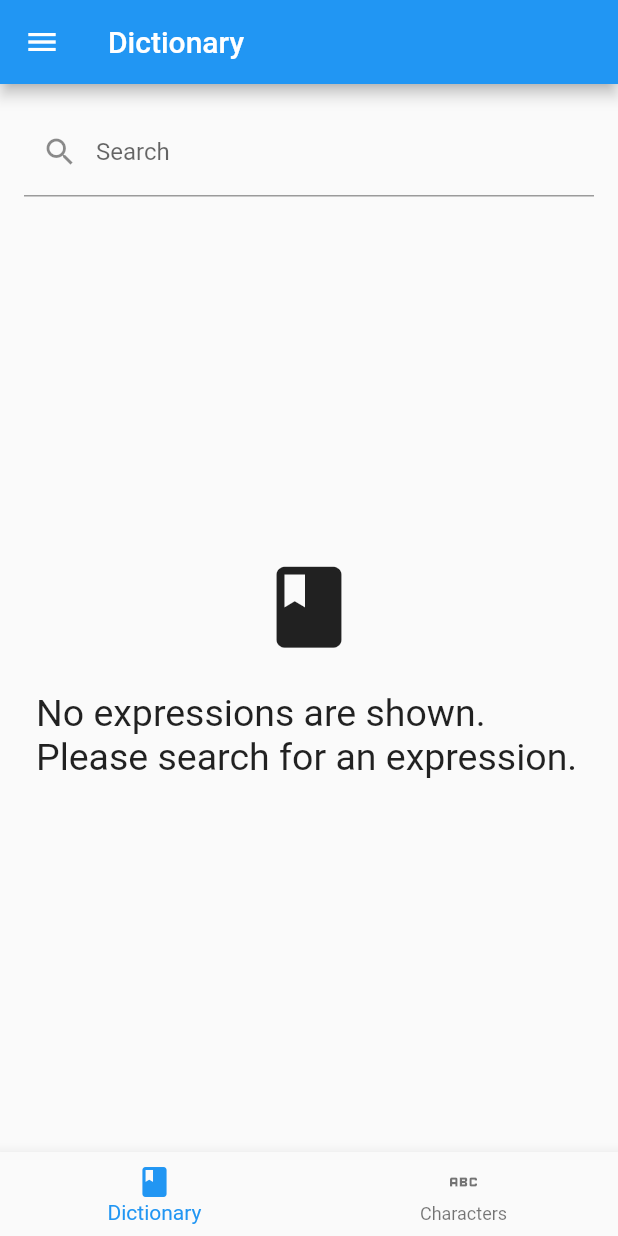
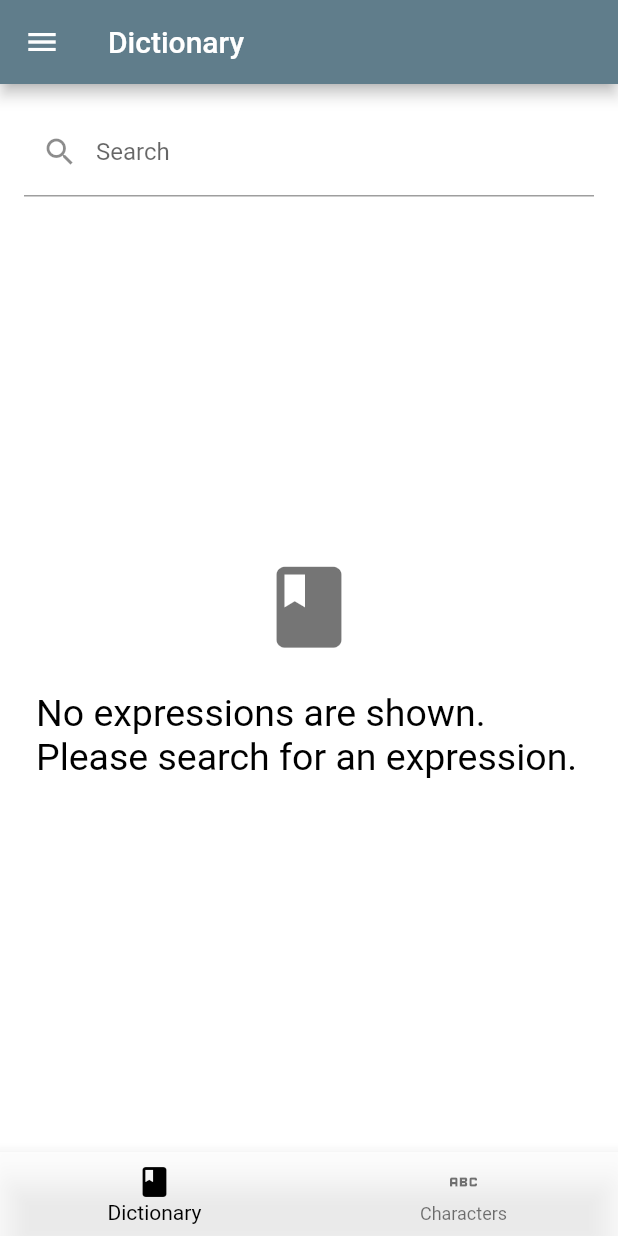
Before and after one commit to Dj-Polyester/OpenDict, a Flutter app: the screen it shows after launch, on a phone screen of 412 x 824 dp. Run offline on Flutter 3.47's test engine with Material 2 defaults, Android fonts, the phone set to English and light mode, and no system bars; our stand-ins replace isar, tuple; accounts and stored records are empty; generated files the repository leaves out were written again; statements that could not run were skipped.

Commit message:
change package name

```diff
--- a/lib/api/char_screen.dart
+++ b/lib/api/char_screen.dart
@@ -1,7 +1,7 @@
 import 'package:flutter/material.dart';
-import 'package:jgraph/api/char_entry.dart';
-import 'package:jgraph/api/lang.dart';
-import 'package:jgraph/pages/dictionary/jp/char_screen.dart';
+import 'package:opendict/api/char_entry.dart';
+import 'package:opendict/api/lang.dart';
+import 'package:opendict/pages/dictionary/jp/char_screen.dart';
 import 'package:provider/provider.dart';
 import 'package:tuple/tuple.dart';
 
--- a/lib/api/custom_theme.dart
+++ b/lib/api/custom_theme.dart
@@ -9,7 +9,7 @@ class CustomTheme {
       iconTheme: const IconThemeData(
         color: Colors.black54,
       ),
-      primaryColor: Colors.blueGrey,
+      primaryColor: Colors.blue,
       scaffoldBackgroundColor: Colors.white,
       dialogBackgroundColor: Colors.white,
       bottomNavigationBarTheme: const BottomNavigationBarThemeData(
@@ -44,7 +44,19 @@ class CustomTheme {
       iconTheme: const IconThemeData(
         color: Colors.black54,
       ),
-      primaryColor: Colors.blue,
+      primarySwatch: const MaterialColor(blueGreyColor, <int, Color>{
+        50: Colors.blueGrey,
+        100: Colors.blueGrey,
+        200: Colors.blueGrey,
+        300: Colors.blueGrey,
+        400: Colors.blueGrey,
+        500: Colors.blueGrey,
+        600: Colors.blueGrey,
+        700: Colors.blueGrey,
+        800: Colors.blueGrey,
+        900: Colors.blueGrey,
+      }),
+      primaryColor: Colors.blueGrey,
       scaffoldBackgroundColor: Colors.white,
       dialogBackgroundColor: Colors.white,
       bottomNavigationBarTheme: const BottomNavigationBarThemeData(
@@ -221,7 +233,7 @@ class CustomTheme {
         ),
       ),
     ),
-    "Read Dark": ThemeData(
+    "Read dark": ThemeData(
       drawerTheme: const DrawerThemeData(backgroundColor: Colors.black),
       primarySwatch: const MaterialColor(blueGreyColor, <int, Color>{
         50: Colors.blueGrey,
--- a/lib/api/exp_screen.dart
+++ b/lib/api/exp_screen.dart
@@ -1,6 +1,6 @@
 import 'package:flutter/material.dart';
-import 'package:jgraph/api/exp_entry.dart';
-import 'package:jgraph/api/lang.dart';
+import 'package:opendict/api/exp_entry.dart';
+import 'package:opendict/api/lang.dart';
 import 'package:provider/provider.dart';
 import 'package:tuple/tuple.dart';
 
--- a/lib/api/lang.dart
+++ b/lib/api/lang.dart
@@ -1,5 +1,5 @@
 import 'package:flutter/widgets.dart';
-import 'package:jgraph/api/loader.dart';
+import 'package:opendict/api/loader.dart';
 
 ///Utility wrapper for languages
 abstract class Lang<ExpEntry, CharEntry> {
--- a/lib/api/loader.dart
+++ b/lib/api/loader.dart
@@ -1,6 +1,6 @@
 import 'package:flutter/services.dart';
 import 'package:flutter/widgets.dart';
-import 'package:jgraph/db/db.dart';
+import 'package:opendict/db/db.dart';
 
 class Loader_ {
   Future<void> load2db<T>(List<T> objects) async {
--- a/lib/db/db.dart
+++ b/lib/db/db.dart
@@ -1,6 +1,6 @@
 import 'package:isar/isar.dart';
-import 'package:jgraph/pages/dictionary/jp/char_entry.dart';
-import 'package:jgraph/pages/dictionary/jp/exp_entry.dart';
+import 'package:opendict/pages/dictionary/jp/char_entry.dart';
+import 'package:opendict/pages/dictionary/jp/exp_entry.dart';
 
 class Db {
   ///private constructor
--- a/lib/main.dart
+++ b/lib/main.dart
@@ -1,7 +1,7 @@
-import 'package:jgraph/api/custom_theme.dart';
-import 'package:jgraph/db/db.dart';
-import 'package:jgraph/globals.dart';
-import 'package:jgraph/pages/custom_page.dart';
+import 'package:opendict/api/custom_theme.dart';
+import 'package:opendict/db/db.dart';
+import 'package:opendict/globals.dart';
+import 'package:opendict/pages/custom_page.dart';
 import 'package:provider/provider.dart';
 import 'package:flutter/material.dart';
 
@@ -21,8 +21,8 @@ class MyApp extends StatelessWidget {
       create: (BuildContext context) => GlobalModel(),
       builder: (context, _) => MaterialApp(
         title: 'Flutter Demo',
-        theme: CustomTheme.themes["Read Light"],
-        darkTheme: CustomTheme.themes["Read Dark"],
+        theme: CustomTheme.themes["Read light"],
+        darkTheme: CustomTheme.themes["Read dark"],
         home: ChangeNotifierProvider<MyHomePageModel>(
           create: (context) => MyHomePageModel(),
           child: const MyHomePage(),
--- a/lib/pages/custom_page.dart
+++ b/lib/pages/custom_page.dart
@@ -1,6 +1,6 @@
 import 'package:flutter/material.dart';
-import 'package:jgraph/globals.dart';
-import 'package:jgraph/main.dart';
+import 'package:opendict/globals.dart';
+import 'package:opendict/main.dart';
 import 'package:provider/provider.dart';
 import 'package:tuple/tuple.dart';
 
--- a/lib/pages/dictionary/chars.dart
+++ b/lib/pages/dictionary/chars.dart
@@ -1,7 +1,7 @@
 import 'package:flutter/material.dart';
-import 'package:jgraph/globals.dart';
-import 'package:jgraph/main.dart';
-import 'package:jgraph/pages/custom_page.dart';
+import 'package:opendict/globals.dart';
+import 'package:opendict/main.dart';
+import 'package:opendict/pages/custom_page.dart';
 import 'package:provider/provider.dart';
 import 'package:tuple/tuple.dart';
 
--- a/lib/pages/dictionary/dictionary.dart
+++ b/lib/pages/dictionary/dictionary.dart
@@ -1,6 +1,6 @@
 import 'package:flutter/material.dart';
-import 'package:jgraph/globals.dart';
-import 'package:jgraph/pages/custom_page.dart';
+import 'package:opendict/globals.dart';
+import 'package:opendict/pages/custom_page.dart';
 
 class DictionaryModel extends CustomPageModel {
   DictionaryModel({
--- a/lib/pages/dictionary/jp/char_entry.dart
+++ b/lib/pages/dictionary/jp/char_entry.dart
@@ -1,5 +1,5 @@
 import 'package:isar/isar.dart';
-import 'package:jgraph/api/char_entry.dart';
+import 'package:opendict/api/char_entry.dart';
 
 part 'char_entry.g.dart';
 
--- a/lib/pages/dictionary/jp/exp_entry.dart
+++ b/lib/pages/dictionary/jp/exp_entry.dart
@@ -1,5 +1,5 @@
 import 'package:isar/isar.dart';
-import 'package:jgraph/api/exp_entry.dart';
+import 'package:opendict/api/exp_entry.dart';
 
 part 'exp_entry.g.dart';
 
--- a/lib/pages/settings.dart
+++ b/lib/pages/settings.dart
@@ -1,5 +1,5 @@
 import 'package:flutter/material.dart';
-import 'package:jgraph/pages/custom_page.dart';
+import 'package:opendict/pages/custom_page.dart';
 
 class SettingsModel extends CustomPageModel {
   SettingsModel({
--- a/lib/pages/vocabulary.dart
+++ b/lib/pages/vocabulary.dart
@@ -1,5 +1,5 @@
 import 'package:flutter/material.dart';
-import 'package:jgraph/pages/custom_page.dart';
+import 'package:opendict/pages/custom_page.dart';
 
 class VocabularyModel extends CustomPageModel {
   VocabularyModel({
--- a/pubspec.yaml
+++ b/pubspec.yaml
@@ -1,4 +1,4 @@
-name: jgraph
+name: opendict
 description: A new Flutter project.
 # The following line prevents the package from being accidentally published to
 # pub.dev using `flutter pub publish`. This is preferred for private packages.
```
Also changed, not shown: lib/globals.dart (+6 -6 lines), lib/pages/dictionary/jp/char_screen.dart (+5 -5 lines), lib/pages/dictionary/jp/exp_screen.dart (+6 -6 lines), lib/pages/dictionary/jp/lang.dart (+9 -9 lines), 1 other file.
